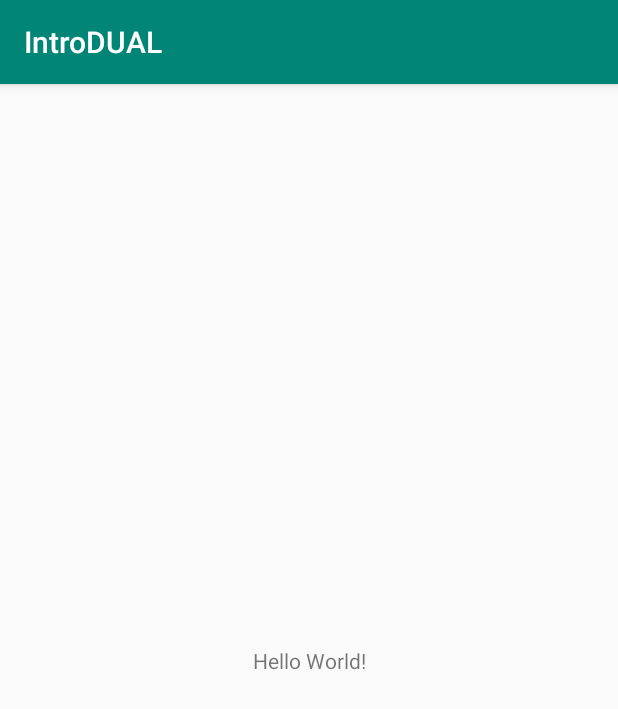
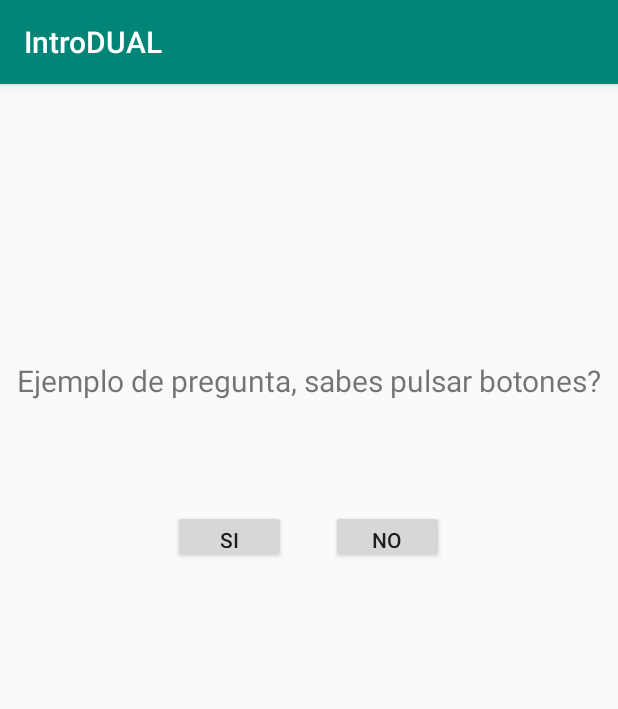
Before and after one commit to oscarguilas/introdual, an Android app: the screen it shows after launch (MainActivity), on a phone screen of 412 x 824 dp. Shown: the top 709 px of the screen. Run offline under Robolectric (Android 15) with nearby library versions, the phone set to English and light mode, and no system bars.

Commit message:
Segundo commit

```diff
--- a/app/src/main/AndroidManifest.xml
+++ b/app/src/main/AndroidManifest.xml
@@ -9,6 +9,7 @@
         android:roundIcon="@mipmap/ic_launcher_round"
         android:supportsRtl="true"
         android:theme="@style/AppTheme">
+        <activity android:name=".ResultsActivity"></activity>
         <activity android:name=".MainActivity">
             <intent-filter>
                 <action android:name="android.intent.action.MAIN" />
--- a/app/src/main/java/com/example/introdual/MainActivity.java
+++ b/app/src/main/java/com/example/introdual/MainActivity.java
@@ -3,12 +3,38 @@ package com.example.introdual;
 import androidx.appcompat.app.AppCompatActivity;
 
 import android.os.Bundle;
+import android.view.View;
+import android.widget.Button;
+import android.widget.TextView;
 
 public class MainActivity extends AppCompatActivity {
+    //Variables
+    TextView questionText;
+    Button buttonCorrect, buttonIncorrect;
 
     @Override
     protected void onCreate(Bundle savedInstanceState) {
         super.onCreate(savedInstanceState);
         setContentView(R.layout.activity_main);
+
+        declareVars();
+
+
     }
+
+    public void declareVars(){
+        questionText = findViewById(R.id.textQuestion);
+        buttonCorrect = findViewById(R.id.buttonCorrect);
+        buttonIncorrect = findViewById(R.id.buttonIncorrect);
+    }
+
+    public void optionSelect(View view){
+        int viewId = view.getId();
+        if (viewId == buttonCorrect.getId()) {
+            //Correcto, pasar a ResultsActivity
+        } else if (viewId == buttonIncorrect.getId()) {
+            //Incorrecto, pasar a ResultsActivity
+        } else { /*error*/ }
+    }
+
 }
--- /dev/null
+++ b/app/src/main/java/com/example/introdual/ResultsActivity.java
@@ -0,0 +1,14 @@
+package com.example.introdual;
+
+import androidx.appcompat.app.AppCompatActivity;
+
+import android.os.Bundle;
+
+public class ResultsActivity extends AppCompatActivity {
+
+    @Override
+    protected void onCreate(Bundle savedInstanceState) {
+        super.onCreate(savedInstanceState);
+        setContentView(R.layout.activity_results);
+    }
+}
--- a/app/src/main/res/layout/activity_main.xml
+++ b/app/src/main/res/layout/activity_main.xml
@@ -7,12 +7,42 @@
     tools:context=".MainActivity">
 
     <TextView
-        android:layout_width="wrap_content"
-        android:layout_height="wrap_content"
-        android:text="Hello World!"
-        app:layout_constraintBottom_toBottomOf="parent"
-        app:layout_constraintLeft_toLeftOf="parent"
-        app:layout_constraintRight_toRightOf="parent"
+        android:id="@+id/textQuestion"
+        android:layout_width="match_parent"
+        android:layout_height="60dp"
+        android:layout_marginTop="184dp"
+        android:text="@string/questionExample"
+        android:textAlignment="center"
+        android:textSize="20sp"
         app:layout_constraintTop_toTopOf="parent" />
 
+    <Button
+        android:id="@+id/buttonCorrect"
+        android:layout_width="75dp"
+        android:layout_height="35dp"
+        android:layout_marginTop="40dp"
+
+        app:layout_constraintTop_toBottomOf="@id/textQuestion"
+        app:layout_constraintLeft_toLeftOf="parent"
+
+        android:layout_marginLeft="115dp"
+        android:layout_marginStart="115dp"
+        android:text="@string/buttonCorrect"
+
+        android:onClick="optionSelect"
+        />
+    <Button
+        android:id="@+id/buttonIncorrect"
+        android:layout_width="75dp"
+        android:layout_height="35dp"
+        android:layout_marginTop="40dp"
+
+        app:layout_constraintTop_toBottomOf="@id/textQuestion"
+        app:layout_constraintLeft_toRightOf="@id/buttonCorrect"
+
+        android:layout_marginStart="30dp"
+        android:layout_marginLeft="30dp"
+        android:text="@string/buttonIncorrect"
+        />
+
 </androidx.constraintlayout.widget.ConstraintLayout>
--- /dev/null
+++ b/app/src/main/res/layout/activity_results.xml
@@ -0,0 +1,11 @@
+<?xml version="1.0" encoding="utf-8"?>
+<androidx.constraintlayout.widget.ConstraintLayout xmlns:android="http://schemas.android.com/apk/res/android"
+    xmlns:app="http://schemas.android.com/apk/res-auto"
+    xmlns:tools="http://schemas.android.com/tools"
+    android:layout_width="match_parent"
+    android:layout_height="match_parent"
+    tools:context=".ResultsActivity">
+
+
+
+</androidx.constraintlayout.widget.ConstraintLayout>
--- a/app/src/main/res/values/strings.xml
+++ b/app/src/main/res/values/strings.xml
@@ -1,3 +1,7 @@
 <resources>
     <string name="app_name">IntroDUAL</string>
+
+    <string name="questionExample">Ejemplo de pregunta, sabes pulsar botones?</string>
+    <string name="buttonCorrect">Si</string>
+    <string name="buttonIncorrect">No</string>
 </resources>
```
